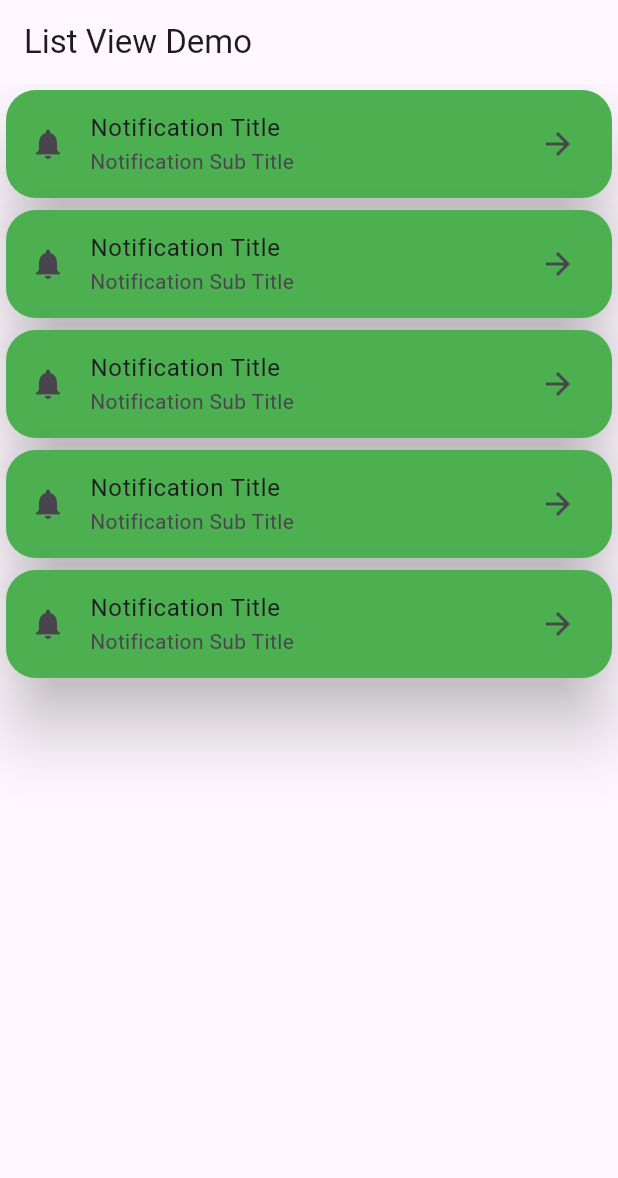
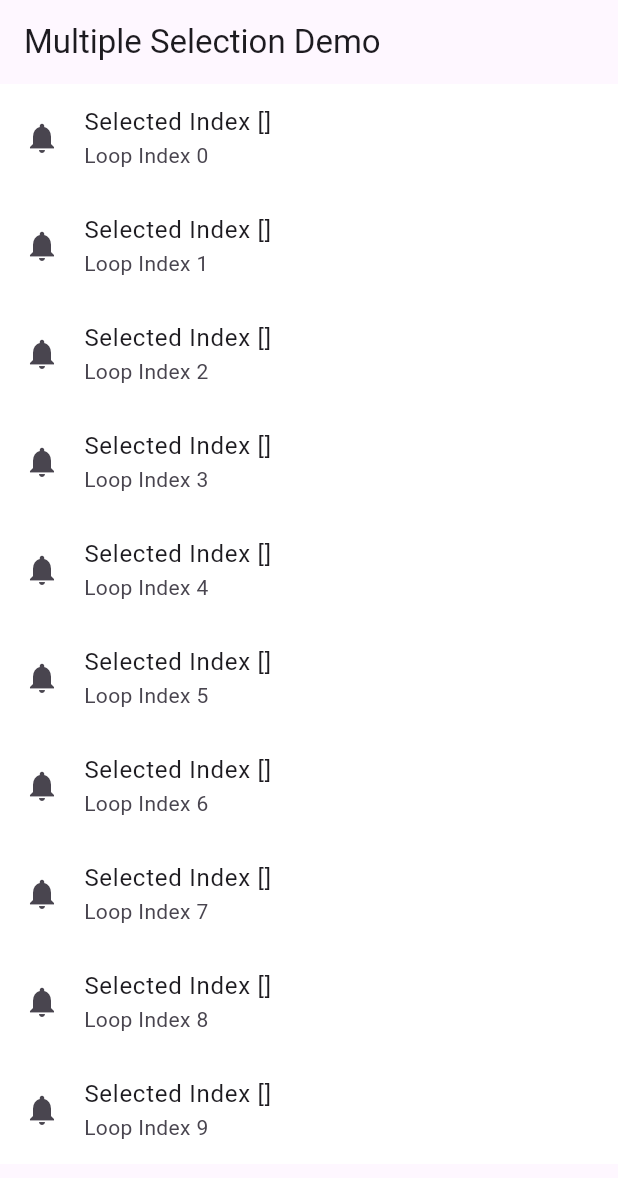
Before and after one commit to MuhammadAliKust/Flutter-B18, a Flutter app: the screen it shows after launch, on a phone screen of 412 x 824 dp. Shown: the top 1178 px of the screen. Run offline on Flutter 3.47's test engine with Material 3 defaults, Android fonts, the phone set to English and light mode, and no system bars; our stand-ins replace string_validator.

Commit message:
Single and Multiple Selection Done

```diff
--- a/lib/main.dart
+++ b/lib/main.dart
@@ -2,7 +2,9 @@ import 'package:flutter/material.dart';
 import 'package:flutter_b18/asset_image.dart';
 import 'package:flutter_b18/list_view_demo.dart';
 import 'package:flutter_b18/login.dart';
+import 'package:flutter_b18/single_selection.dart';
 import 'image_network.dart';
+import 'multiple_selection.dart';
 
 void main(){
   runApp(MyApp());
@@ -16,7 +18,7 @@ class MyApp extends StatelessWidget {
   @override
   Widget build(BuildContext context) {
  return MaterialApp(
-  home: ListViewDemo(),
+  home: MultipleSelectionView(),
  );
   }
 }
--- /dev/null
+++ b/lib/multiple_selection.dart
@@ -0,0 +1,53 @@
+import 'package:flutter/material.dart';
+
+class MultipleSelectionView extends StatefulWidget {
+  MultipleSelectionView({super.key});
+
+  @override
+  State<MultipleSelectionView> createState() => _MultipleSelectionViewState();
+}
+
+class _MultipleSelectionViewState extends State<MultipleSelectionView> {
+  List<int> selectedIndex = [];
+
+  @override
+  Widget build(BuildContext context) {
+    return Scaffold(
+      appBar: AppBar(
+        title: Text("Multiple Selection Demo"),
+      ),
+      body: ListView.builder(
+          itemCount: 10,
+          itemBuilder: (context, i) {
+            return ListTile(
+              onTap: () {
+                if (selectedIndex.contains(i)) {
+                  selectedIndex.remove(i);
+                } else {
+                  selectedIndex.add(i);
+                }
+
+                setState(() {});
+              },
+              leading: Icon(Icons.notifications),
+              title: Text("Selected Index $selectedIndex"),
+              subtitle: Text("Loop Index $i"),
+              tileColor:
+                  selectedIndex.contains(i) ? Colors.green : Colors.white,
+            );
+          }),
+    );
+  }
+
+  Color getColor(int i) {
+    if (i == 0) {
+      return Colors.green;
+    } else if (i == 1) {
+      return Colors.blue;
+    } else if (i == 2) {
+      return Colors.yellow;
+    } else {
+      return Colors.white;
+    }
+  }
+}
```
Also changed, not shown: lib/image_network.dart (+8 -8 lines), lib/single_selection.dart (added, +35 -0 lines).
